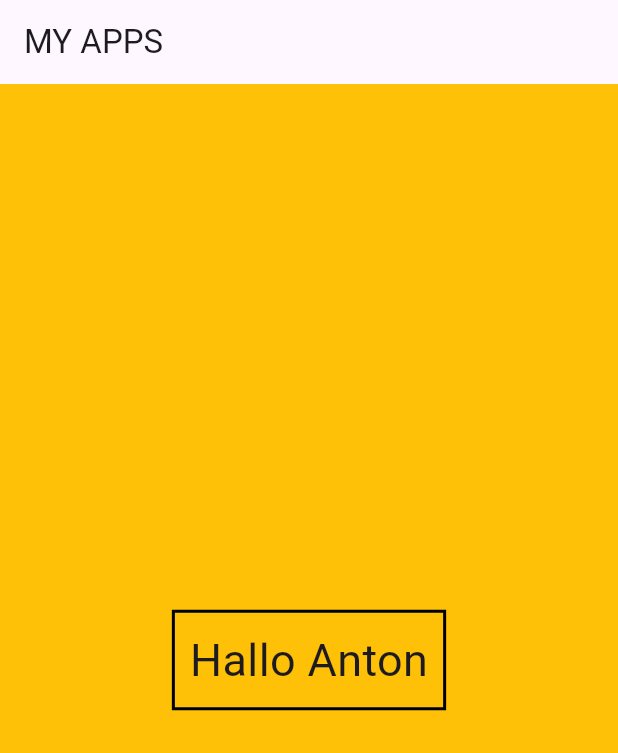
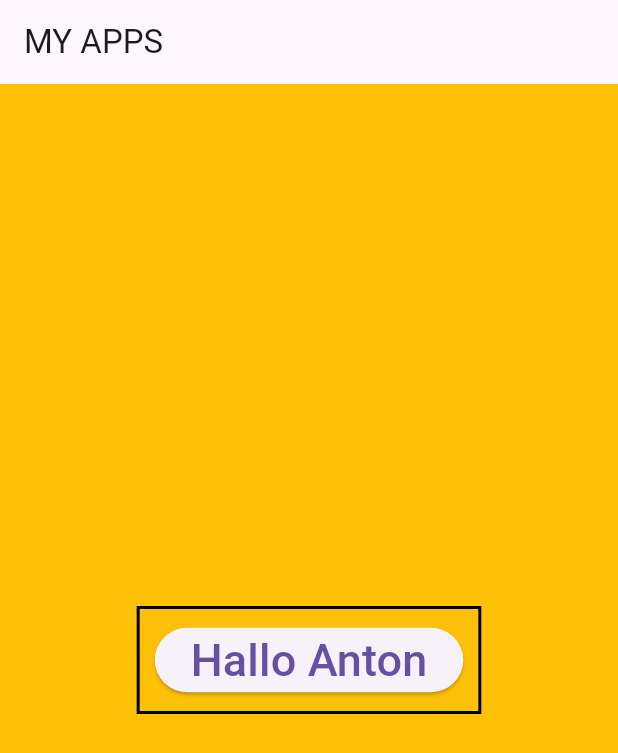
Before and after one commit to AntonFebrianto/FlutterWidget, a Flutter app: the screen it shows after launch, on a phone screen of 412 x 824 dp. Shown: the top 753 px of the screen. Run offline on Flutter 3.47's test engine with Material 3 defaults, Android fonts, the phone set to English and light mode, and no system bars.

Commit message:
tombol klik

```diff
--- a/lib/main.dart
+++ b/lib/main.dart
@@ -16,6 +16,9 @@ class _MyAppState extends State<MyApp> {
       debugShowCheckedModeBanner: false,
       home: Scaffold(
         backgroundColor: Colors.amber,
+        appBar: AppBar(
+          title: const Text("MY APPS"),
+        ),
         body: Center(
           child: Container(
             padding: const EdgeInsets.all(10),
@@ -25,14 +28,14 @@ class _MyAppState extends State<MyApp> {
                 width: 2,
               ),
             ),
-            child: const Text(
-              "Hallo Anton",
-              style: TextStyle(fontSize: 30),
+            child: ElevatedButton(
+              onPressed: () {},
+              child: const Text(
+                "Hallo Anton",
+                style: TextStyle(fontSize: 30),
+              ),
             ),
           ),
-        ),
-        appBar: AppBar(
-          title: const Text("MY APPS"),
         ),
       ),
     );
```
